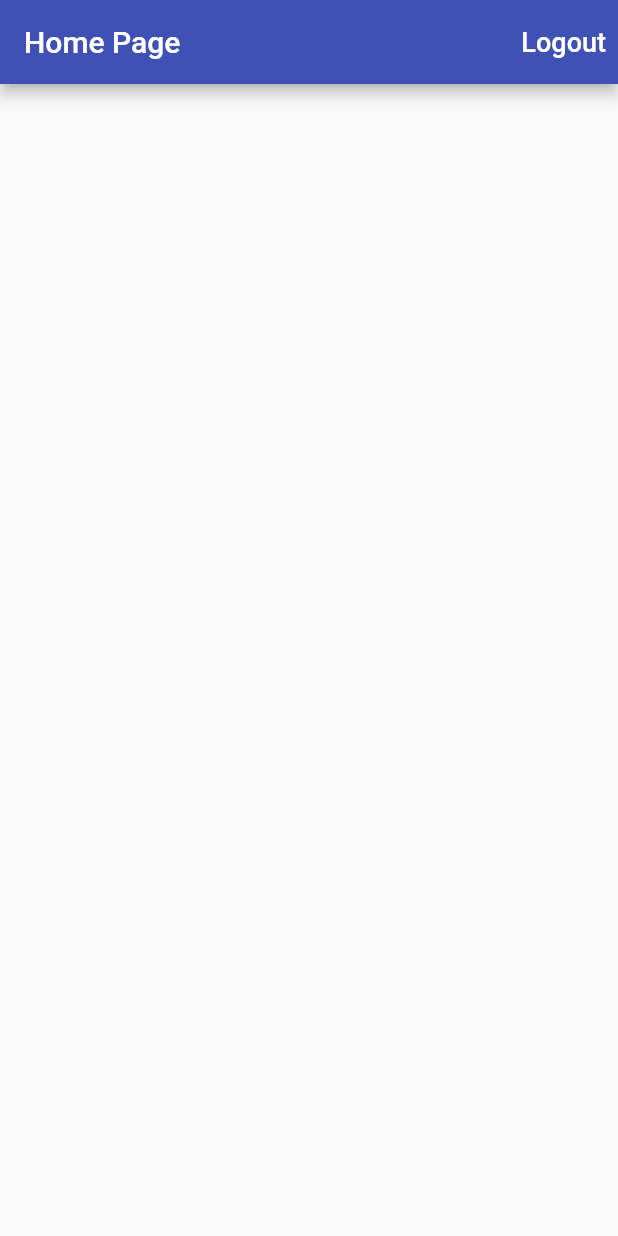
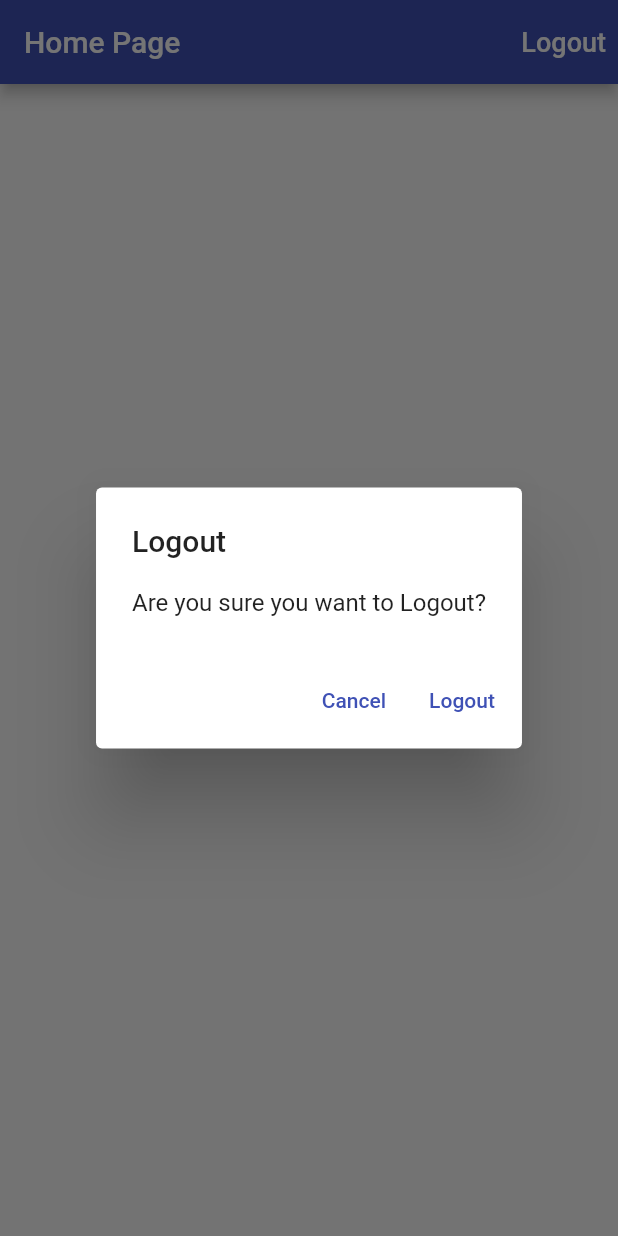
Before and after one commit to farisyousuf/Flutter-Time-Tracker, a Flutter app: the screen it shows once a user with an empty profile is signed in, after a tap on "Logout", on a phone screen of 412 x 824 dp. Run offline on Flutter 3.47's test engine with Material 2 defaults, Android fonts, the phone set to English and light mode, and no system bars; our stand-ins replace firebase_auth, firebase_core, google_sign_in; missing offline and left inert: flutter_login_facebook; accounts and stored records are empty.

Commit message:
Alert Dialog Added

```diff
--- a/lib/app/home_page.dart
+++ b/lib/app/home_page.dart
@@ -1,4 +1,5 @@
 import 'package:flutter/material.dart';
+import 'package:time_tracker_flutter_course/common_widgets/show_alert_dialog.dart';
 import 'package:time_tracker_flutter_course/services/auth.dart';
 
 class HomePage extends StatelessWidget {
@@ -9,8 +10,21 @@ class HomePage extends StatelessWidget {
   Future<void> _signOut() async {
     try {
       await auth.signOut();
-    } catch(e) {
+    } catch (e) {
       print(e.toString());
+    }
+  }
+
+  Future<void> _confirmSignOut(BuildContext context) async {
+    final didRequestSignOut = await showAlertDialog(
+      context,
+      title: 'Logout',
+      content: 'Are you sure you want to Logout?',
+      dialogActionText: 'Logout',
+      cancelActionText: 'Cancel',
+    );
+    if(didRequestSignOut == true) {
+      _signOut();
     }
   }
 
@@ -21,7 +35,7 @@ class HomePage extends StatelessWidget {
         title: Text('Home Page'),
         actions: <Widget>[
           TextButton(
-              onPressed: _signOut,
+              onPressed: () => _confirmSignOut(context),
               child: Text(
                 'Logout',
                 style: TextStyle(
--- /dev/null
+++ b/lib/common_widgets/show_alert_dialog.dart
@@ -0,0 +1,52 @@
+import 'dart:io';
+
+import 'package:flutter/cupertino.dart';
+import 'package:flutter/material.dart';
+
+Future<bool> showAlertDialog(BuildContext context,
+    {@required String title,
+    @required String content,
+    @required String dialogActionText,
+    String cancelActionText}) {
+  if (Platform.isIOS) {
+    return showCupertinoDialog(
+        context: context,
+        builder: (context) {
+          return CupertinoAlertDialog(
+            title: Text(title),
+            content: Text(content),
+            actions: [
+              if (null != cancelActionText)
+                TextButton(
+                  onPressed: () => {Navigator.of(context).pop(false)},
+                  child: Text(cancelActionText),
+                ),
+              TextButton(
+                onPressed: () => {Navigator.of(context).pop(true)},
+                child: Text(dialogActionText),
+              ),
+            ],
+          );
+        });
+  } else {
+    return showDialog(
+        context: context,
+        builder: (context) {
+          return AlertDialog(
+            title: Text(title),
+            content: Text(content),
+            actions: [
+              if (null != cancelActionText)
+                TextButton(
+                  onPressed: () => {Navigator.of(context).pop(false)},
+                  child: Text(cancelActionText),
+                ),
+              TextButton(
+                onPressed: () => {Navigator.of(context).pop(true)},
+                child: Text(dialogActionText),
+              ),
+            ],
+          );
+        });
+  }
+}
```
Also changed, not shown: lib/app/sign_in/email_sign_in_form.dart (+11 -2 lines).
